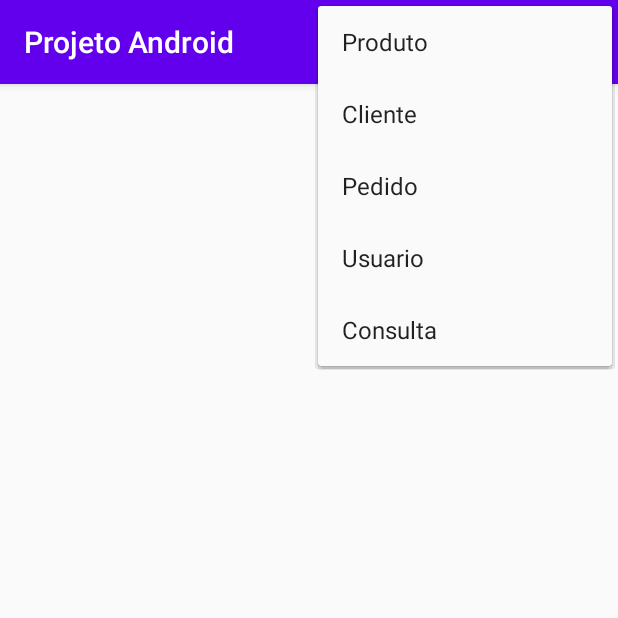
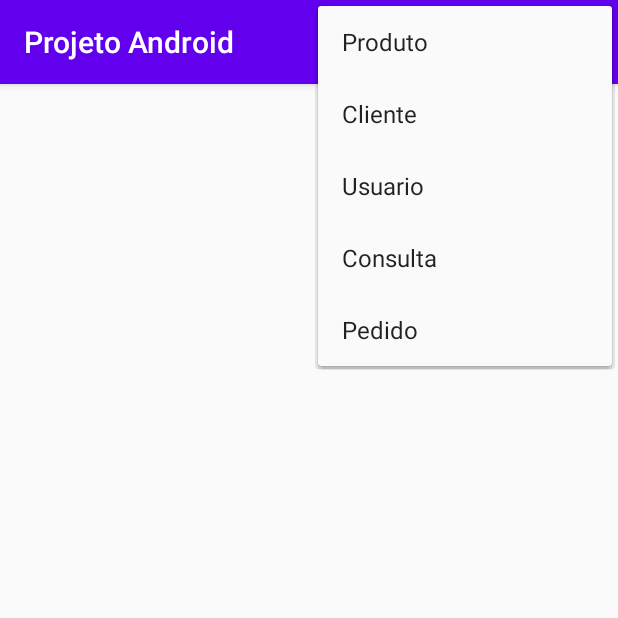
Before and after one commit to BCSERAFIM/ProjetoFinalAndroid, an Android app: the screen it shows after launch (MainActivity), with the options menu open, on a phone screen of 412 x 824 dp, the top half of it. Run offline under Robolectric (Android 15) with nearby library versions, the phone set to English and light mode, and no system bars.

```diff
--- a/app/src/main/res/menu/menu_main.xml
+++ b/app/src/main/res/menu/menu_main.xml
@@ -9,22 +9,22 @@
         app:showAsAction="never" />
     <item
         android:id="@+id/action_cliente"
-        android:orderInCategory="100"
+        android:orderInCategory="200"
         android:title="Cliente"
         app:showAsAction="never" />
     <item
         android:id="@+id/action_pedido"
-        android:orderInCategory="100"
+        android:orderInCategory="500"
         android:title="Pedido"
         app:showAsAction="never" />
     <item
         android:id="@+id/action_usuario"
-        android:orderInCategory="100"
+        android:orderInCategory="300"
         android:title="Usuario"
         app:showAsAction="never" />
     <item
         android:id="@+id/action_consulta"
-        android:orderInCategory="100"
+        android:orderInCategory="400"
         android:title="Consulta"
         app:showAsAction="never" />
 </menu>
```
